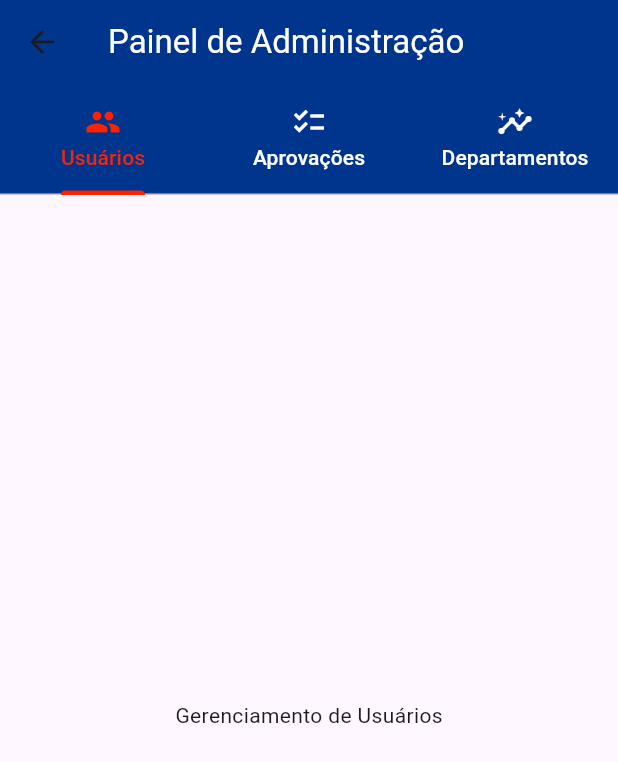
After one commit to bailooon/eurofarma, a Flutter app: the AdmVision screen opened directly, on a phone screen of 412 x 824 dp. The commit adds this screen. Shown: the top 762 px of the screen. Run offline on Flutter 3.47's test engine with Material 3 defaults, Android fonts, the light colour scheme and no system bars.

Commit message:
criando visão do administrador com validação de usuário

```diff
--- /dev/null
+++ b/lib/screens/adm_vision.dart
@@ -0,0 +1,52 @@
+// lib/screens/adm_vision.dart
+
+import 'package:flutter/material.dart';
+import 'home_screen.dart'; // Importe para ter acesso às cores
+
+class AdmVision extends StatefulWidget {
+  const AdmVision({Key? key}) : super(key: key);
+
+  @override
+  _AdmVisionState createState() => _AdmVisionState();
+}
+
+class _AdmVisionState extends State<AdmVision> {
+  final Color corAmarelo = const Color(0xFFFF2200);
+  final Color corAzulEscuro = const Color(0xFF00358E);
+
+  @override
+  Widget build(BuildContext context) {
+    return DefaultTabController(
+      length: 3, // Três abas para as funcionalidades
+      child: Scaffold(
+        appBar: AppBar(
+          backgroundColor: corAzulEscuro,
+          title: Text(
+            "Painel de Administração",
+            style: TextStyle(color: Colors.white),
+          ),
+          bottom: TabBar(
+            labelColor: corAmarelo,
+            unselectedLabelColor: Colors.white,
+            indicatorColor: corAmarelo,
+            tabs: const [
+              Tab(icon: Icon(Icons.people), text: "Usuários"),
+              Tab(icon: Icon(Icons.checklist), text: "Aprovações"),
+              Tab(icon: Icon(Icons.insights), text: "Departamentos"),
+            ],
+          ),
+        ),
+        body: TabBarView(
+          children: [
+            // Conteúdo da aba "Usuários"
+            Center(child: Text("Gerenciamento de Usuários")),
+            // Conteúdo da aba "Aprovações"
+            Center(child: Text("Rotas de Aprovação")),
+            // Conteúdo da aba "Departamentos"
+            Center(child: Text("Visão Geral dos Departamentos")),
+          ],
+        ),
+      ),
+    );
+  }
+}
--- a/lib/screens/login_screen.dart
+++ b/lib/screens/login_screen.dart
@@ -1,6 +1,7 @@
 import 'package:flutter/material.dart';
 import 'home_screen.dart';
 
+import 'adm_vision.dart';
 class LoginScreen extends StatefulWidget {
   @override
   _LoginScreenState createState() => _LoginScreenState();
@@ -78,9 +79,16 @@ class _LoginScreenState extends State<LoginScreen> {
                   if (usuario.isNotEmpty) {
                     Navigator.pushReplacement(
                       context,
+
                       MaterialPageRoute(
-                        builder: (context) =>
-                            HomeScreen(usuarioAtual: usuario),
+                        builder: (context) {
+                          if (usuario.toLowerCase() == 'admin') {
+                            return AdmVision();
+                          } else {
+                            return HomeScreen(usuarioAtual: usuario);
+                          }
+                        },
+
                       ),
                     );
                   }
```
